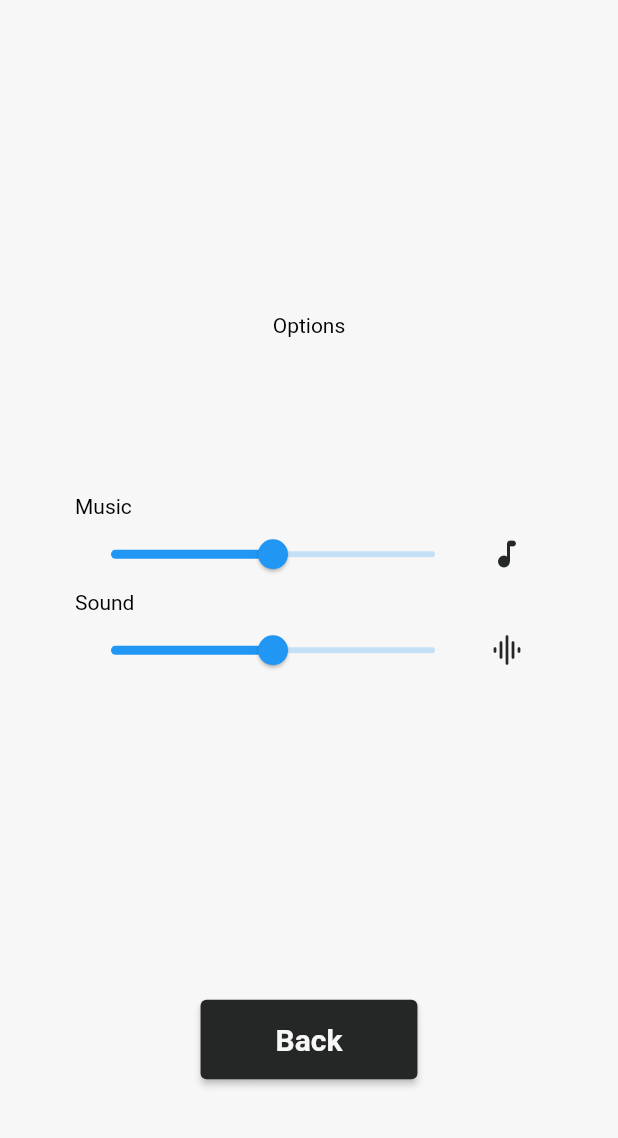
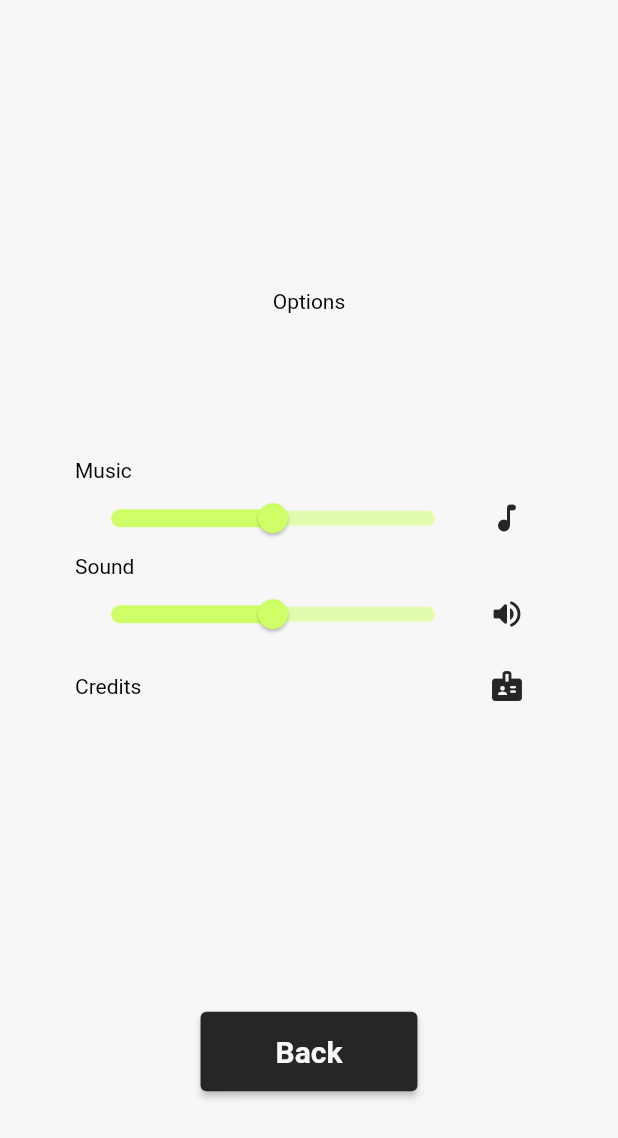
Before and after one commit to RaulSangosto/flip_it, a Flutter app: the PlayPage screen opened by its route, in the side drawer, after a tap on "Settings", on a phone screen of 412 x 824 dp. Shown: the top 1138 px of the screen. Run offline on Flutter 3.47's test engine with Material 2 defaults, Android fonts, the light colour scheme and no system bars; our stand-ins replace audioplayers, bloc, flip_card, flutter_bloc, google_fonts.

Commit message:
Feature: Win Menu and fixx ui bugs

```diff
--- a/lib/src/game/pages/play_page.dart
+++ b/lib/src/game/pages/play_page.dart
@@ -30,7 +30,7 @@ class PlayPage extends StatelessWidget {
         } else if (gameState is GameFinished) {
           finised = true;
           win = gameState.win();
-          if(win) {
+          if (win) {
             BlocProvider.of<SoundBloc>(context).add(PlaySound(SoundType.win));
           } else {
             BlocProvider.of<SoundBloc>(context).add(PlaySound(SoundType.lose));
@@ -96,7 +96,6 @@ class HelpArea extends StatefulWidget {
 }
 
 class _HelpAreaState extends State<HelpArea> {
-
   @override
   Widget build(BuildContext context) {
     return BlocBuilder<HelpMenuBloc, HelpMenuState>(
@@ -234,7 +233,7 @@ class TopBar extends StatelessWidget {
             children: [
               CardDeck(
                 cards: deck,
-                key: ValueKey(deck.last + 1000),
+                key: ValueKey((deck.isNotEmpty ? deck.last : 0) + 1000),
               ),
               const Spacer(),
               CircleIconButton(
--- a/lib/src/game/widgets/card_group.dart
+++ b/lib/src/game/widgets/card_group.dart
@@ -90,7 +90,7 @@ class _CardGroupCollectionState extends State<CardGroupCollection>
             if (state.open && !selected) {
               opacity = .7;
               border = cardBorder;
-            } else {
+            } else if (state.open && selected) {
               opacity = 1.0;
               if (cardBorder == null) {
                 border = white;
--- a/lib/src/game/widgets/deck.dart
+++ b/lib/src/game/widgets/deck.dart
@@ -27,7 +27,7 @@ class CardDeck extends StatelessWidget {
         if (state.open && !selected) {
           opacity = .7;
           border = null;
-        } else {
+        } else if (state.open && selected) {
           opacity = 1.0;
           border = white;
         }
@@ -62,10 +62,9 @@ class CardDeck extends StatelessWidget {
                           )
                         : Opacity(
                             opacity: 0.2,
-                            child: FlipGameCard(
+                            child: GameCard(
                               selected: selected,
                               color: Theme.of(context).backgroundColor,
-                              controller: controller,
                               content: const Center(),
                             ),
                           ),
--- a/lib/src/game/widgets/game_card.dart
+++ b/lib/src/game/widgets/game_card.dart
@@ -27,8 +27,20 @@ Color getCardColor(int card) {
     Colors.blueAccent,
     darkColor,
   ];
+
+  final colors3 = [
+    backgroundColor,
+    green,
+    Colors.cyan[200] ?? Colors.cyan,
+    Colors.pink[200] ?? Colors.pink,
+    Colors.grey[350] ?? Colors.redAccent,
+    purple, //Colors.orange[300] ?? Colors.orange,
+    Colors.teal[200] ?? Colors.teal,
+    Colors.indigo[400] ?? Colors.indigo,
+    darkColor,
+  ];
   if (card <= 0) return getSpecialCardsColor(card);
-  return colors2[(card / 10).floor()];
+  return colors3[(card / 10).floor()];
 }
 
 Color? getBorderCardColor(int card) {
--- a/lib/src/game/widgets/hand_cards.dart
+++ b/lib/src/game/widgets/hand_cards.dart
@@ -92,7 +92,7 @@ class _HandCardState extends State<HandCard> {
         if (state.open && !selected) {
           opacity = .7;
           border = cardBorder;
-        } else {
+        } else if (state.open && selected) {
           opacity = 1.0;
           if (cardBorder == null) {
             border = white;
--- a/lib/src/main_menu/pages/main_menu_page.dart
+++ b/lib/src/main_menu/pages/main_menu_page.dart
@@ -44,6 +44,7 @@ class MainMenuPage extends StatelessWidget {
             ),
             const Spacer(),
             const Text("Created by Raúl"),
+            const Text("Sound Effects by Kenney"),
             const SizedBox(
               height: 50,
             ),
--- a/lib/src/options/pages/option_page.dart
+++ b/lib/src/options/pages/option_page.dart
@@ -73,7 +73,9 @@ class VolumeControls extends StatelessWidget {
                     BlocProvider.of<SoundBloc>(context)
                         .add(ToggleMusicVolume());
                   },
-                  icon: const Icon(Icons.music_note_rounded),
+                  icon: Icon(state.musicMute()
+                      ? Icons.music_off_rounded
+                      : Icons.music_note_rounded),
                 )
               ],
             ),
@@ -93,7 +95,19 @@ class VolumeControls extends StatelessWidget {
                     BlocProvider.of<SoundBloc>(context)
                         .add(ToggleSoundVolume());
                   },
-                  icon: const Icon(Icons.graphic_eq_rounded),
+                  icon: Icon(state.soundMute()
+                      ? Icons.volume_off_rounded
+                      : Icons.volume_up_rounded),
+                )
+              ],
+            ),
+            Row(
+              mainAxisAlignment: MainAxisAlignment.spaceBetween,
+              children: [
+                const Expanded(child: Text("Credits")),
+                IconButton(
+                  onPressed: () {},
+                  icon: const Icon(Icons.badge_rounded),
                 )
               ],
             ),
--- a/lib/src/state/bloc/sound/sound_state.dart
+++ b/lib/src/state/bloc/sound/sound_state.dart
@@ -28,8 +28,9 @@ List<String> selectSounds = [
   "sounds/ui/drop_003.ogg",
 ];
 List<String> specialSounds = [
-  "sounds/ui/select_005.ogg",
-  "sounds/ui/select_004.ogg",
+  "sounds/ui/confirmation_003.ogg"
+  // "sounds/ui/select_005.ogg",
+  // "sounds/ui/select_004.ogg",
 ];
 List<String> winSounds = ["sounds/ui/confirmation_002.ogg"];
 List<String> loseSounds = ["sounds/ui/minimize_006.ogg"];
@@ -45,19 +46,31 @@ abstract class SoundState {
   final List<AudioPlayer> audioPlayers;
   static final playerCache = AudioCache();
 
-  const SoundState(
+  SoundState(
     this.musicVolume,
     this.soundVolume,
     this.poliphony,
     this.audioPlayers,
     this.activeAudioPlayer,
-  );
+  ) {
+    for (var audioPlayer in audioPlayers) {
+      audioPlayer.setPlayerMode(PlayerMode.lowLatency);
+    }
+  }
+
+  bool musicMute() => musicVolume == 0;
+
+  bool soundMute() => soundVolume == 0;
 
   void playSound(SoundType type) async {
+    final audioPlayer =
+        audioPlayers[activeAudioPlayer.clamp(0, audioPlayers.length - 1)];
+    audioPlayer.stop();
+    // audioPlayer.setPlayerMode(PlayerMode.lowLatency);
     debugPrint(activeAudioPlayer.toString());
-    audioPlayers[activeAudioPlayer.clamp(0, audioPlayers.length - 1)].play(
+    audioPlayer.play(
       await _getRandomSoundType(type),
-      volume: musicVolume,
+      volume: soundVolume,
     );
   }
 
@@ -102,15 +115,11 @@ class SoundInitial extends SoundState {
 }
 
 class SoundActive extends SoundState {
-  const SoundActive(
+  SoundActive(
     super.musicVolume,
     super.soundVolume,
     super.poliphony,
     super.audioPlayers,
     super.activeAudioPlayer,
   );
-
-  bool musicMute() => musicVolume == 0;
-
-  bool soundMute() => soundVolume == 0;
 }
--- a/lib/src/theme/main_theme.dart
+++ b/lib/src/theme/main_theme.dart
@@ -71,6 +71,15 @@ ThemeData mainTheme = ThemeData.light().copyWith(
       buttonColor: accentColor,
       padding: EdgeInsets.symmetric(horizontal: 20, vertical: 10)),
   iconTheme: const IconThemeData(color: textColor),
+  sliderTheme: SliderThemeData(
+    activeTrackColor: accentColor,
+    activeTickMarkColor: accentColor,
+    trackHeight: 10.0,
+    overlayColor: accentColor.withOpacity(.5),
+    thumbColor: accentColor,
+    inactiveTrackColor: accentColor.withOpacity(.5),
+    inactiveTickMarkColor: accentColor.withOpacity(.5),
+  ),
   scaffoldBackgroundColor: backgroundColor,
   appBarTheme: const AppBarTheme(
       systemOverlayStyle: SystemUiOverlayStyle(
```
Also changed, not shown: lib/src/game/widgets/menus.dart (+52 -11 lines).
